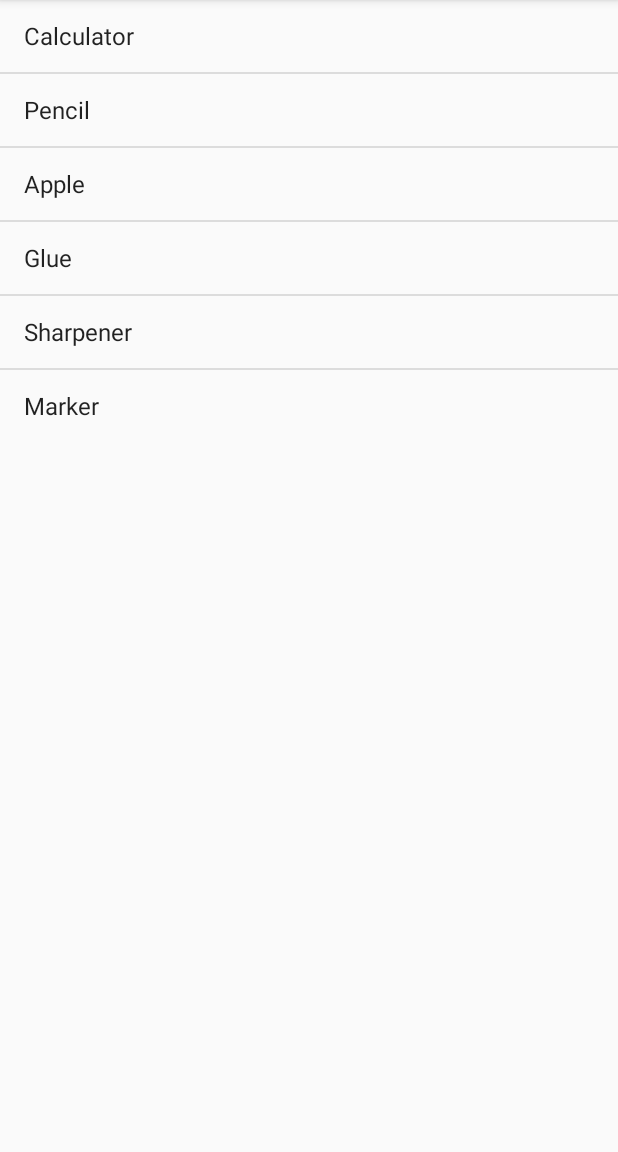
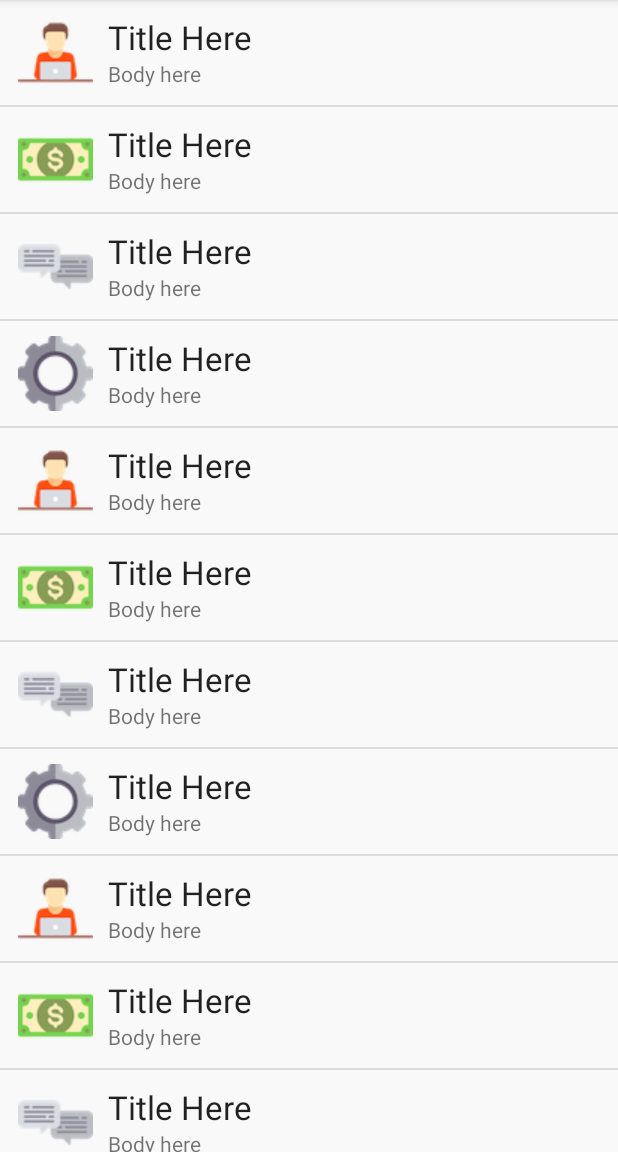
Before and after one commit to lukehalley/Simple-Notebook, an Android app: the screen it shows after launch (MainActivity), on a phone screen of 412 x 824 dp, the part 84-1236 px from its top. Run offline under Robolectric (Android 15) with nearby library versions, the phone set to English and light mode, and no system bars.

Commit message:
List Functionality & Optimisation

```diff
--- a/app/src/main/java/com/lhkstudios/notebook/MainActivityListFragment.java
+++ b/app/src/main/java/com/lhkstudios/notebook/MainActivityListFragment.java
@@ -11,21 +11,60 @@ import android.widget.ArrayAdapter;
 import android.widget.ListView;
 import android.widget.TextView;
 
+import java.util.ArrayList;
+
 /**
  * A simple {@link Fragment} subclass.
  */
 public class MainActivityListFragment extends ListFragment {
 
+
+    private ArrayList<Note> notes;
+    private NoteAdapter noteAdapter;
+
     @Override
     public void onActivityCreated(Bundle savedInstanceState) {
         super.onActivityCreated(savedInstanceState);
 
-        String[] values = new String[]{ "Calculator", "Pencil", "Apple", "Glue", "Sharpener", "Marker"};
+        notes = new ArrayList<Note>();
 
-        ArrayAdapter<String> adapter = new ArrayAdapter<String>(getActivity(),
-                android.R.layout.simple_list_item_1, values );
+            notes.add(new Note("Title Here", "Body here",
+                    Note.Category.PERSONAL));
 
-        setListAdapter(adapter);
+            notes.add(new Note("Title Here", "Body here",
+                    Note.Category.FINANCE));
+
+            notes.add(new Note("Title Here", "Body here",
+                    Note.Category.QUOTE));
+
+            notes.add(new Note("Title Here", "Body here",
+                    Note.Category.TECHNICAL));
+
+            notes.add(new Note("Title Here", "Body here",
+                    Note.Category.PERSONAL));
+
+            notes.add(new Note("Title Here", "Body here",
+                    Note.Category.FINANCE));
+
+            notes.add(new Note("Title Here", "Body here",
+                    Note.Category.QUOTE));
+
+            notes.add(new Note("Title Here", "Body here",
+                    Note.Category.TECHNICAL));
+
+            notes.add(new Note("Title Here", "Body here",
+                    Note.Category.PERSONAL));
+
+            notes.add(new Note("Title Here", "Body here",
+                    Note.Category.FINANCE));
+
+            notes.add(new Note("Title Here", "Body here",
+                    Note.Category.QUOTE));
+
+
+        noteAdapter = new NoteAdapter(getActivity(), notes);
+
+        setListAdapter(noteAdapter);
 
     }
 
--- a/app/src/main/java/com/lhkstudios/notebook/Note.java
+++ b/app/src/main/java/com/lhkstudios/notebook/Note.java
@@ -7,5 +7,69 @@ public class Note {
 
     private String title, message;
     private long noteId, dateCreatedMilli;
+    private Category category;
+
+    public enum Category{PERSONAL, TECHNICAL, QUOTE, FINANCE}
+
+    public Note(String title, String message, Category category)
+    {
+        this.title = title;
+        this.message = message;
+        this.category = category;
+        this.noteId = 0;
+        this.dateCreatedMilli = 0;
+    }
+
+    public Note(String title, String message, Category category, long noteId, long dateCreatedMilli)
+    {
+        this.title = title;
+        this.message = message;
+        this.category = category;
+        this.noteId = noteId;
+        this.dateCreatedMilli = dateCreatedMilli;
+    }
+
+    public String getTitle(){
+        return title;
+    }
+
+    public String getMessage(){
+        return message;
+    }
+
+    public Category getCategory(){
+        return category;
+    }
+
+    public long getDate(){ return dateCreatedMilli; }
+
+    public long getId(){ return noteId; }
+
+    public String toString() {
+        return "ID: " + noteId + " Title: " + title + " Message: "
+                      + message + " IconID " + category.name()
+                      + " Date: ";
+
+    }
+
+    public int getAssociatedDrawable() {
+        return categoryToDrawable(category);
+    }
+
+    public static int categoryToDrawable(Category noteCategory){
+        switch (noteCategory) {
+            case PERSONAL:
+                return R.drawable.personal;
+            case TECHNICAL:
+                return R.drawable.technical;
+            case FINANCE:
+                return R.drawable.finance;
+            case QUOTE:
+                return R.drawable.quote;
+        }
+
+        return R.drawable.personal;
+    }
+
 
 }
--- /dev/null
+++ b/app/src/main/java/com/lhkstudios/notebook/NoteAdapter.java
@@ -0,0 +1,62 @@
+package com.lhkstudios.notebook;
+
+import android.content.Context;
+import android.media.Image;
+import android.view.LayoutInflater;
+import android.view.View;
+import android.view.ViewGroup;
+import android.widget.ArrayAdapter;
+import android.widget.ImageView;
+import android.widget.TextView;
+
+import java.util.ArrayList;
+
+/**
+ * Created by Luke on 22/07/16.
+ */
+
+public class NoteAdapter extends ArrayAdapter<Note> {
+
+    public static class ViewHolder {
+        TextView title;
+        TextView note;
+        ImageView noteIcons;
+    }
+
+    public NoteAdapter(Context context, ArrayList<Note> notes){
+        super(context, 0, notes);
+    }
+
+    @Override
+    public View getView(int position, View convertView, ViewGroup parent){
+
+        Note note = getItem(position);
+
+        ViewHolder viewHolder;
+
+        if (convertView == null) {
+
+            viewHolder = new ViewHolder();
+
+            convertView = LayoutInflater.from(getContext()).inflate(R.layout.list_row, parent, false);
+
+            viewHolder.title = (TextView) convertView.findViewById(R.id.listItemNoteTitle);
+            viewHolder.note = (TextView) convertView.findViewById(R.id.listItemNoteBody);
+            viewHolder.noteIcons = (ImageView) convertView.findViewById(R.id.listItemNoteImg);
+
+            convertView.setTag(viewHolder);
+
+        } else {
+            viewHolder = (ViewHolder) convertView.getTag();
+        }
+
+        viewHolder.title.setText(note.getTitle());
+        viewHolder.note.setText(note.getMessage());
+        viewHolder.noteIcons.setImageResource(note.getAssociatedDrawable());
+
+        return convertView;
+
+    }
+
+
+}
--- a/app/src/main/res/layout/list_row.xml
+++ b/app/src/main/res/layout/list_row.xml
@@ -11,12 +11,12 @@
     <ImageView
         android:layout_width="wrap_content"
         android:layout_height="wrap_content"
-        android:id="@+id/listItemPencilImg"
-        android:src="@drawable/pencil"
+        android:id="@+id/listItemNoteImg"
+        android:src="@drawable/finance"
         android:layout_alignParentTop="true"
         android:layout_alignParentStart="true"
         android:layout_marginStart="12dp"
-        android:layout_marginEnd="15dp"/>
+        android:paddingRight="10dp"/>
 
     <TextView
         android:layout_width="wrap_content"
@@ -24,11 +24,10 @@
         android:textAppearance="?android:textAppearanceLarge"
         android:text="Note Title"
         android:id="@+id/listItemNoteTitle"
-        android:layout_alignParentTop="true"
-        android:layout_toEndOf="@+id/listItemPencilImg"
         android:ellipsize="end"
         android:singleLine="true"
-        android:layout_marginBottom="2dp"/>
+        android:layout_alignParentTop="true"
+        android:layout_toEndOf="@+id/listItemNoteImg" />
 
     <TextView
         android:layout_width="wrap_content"
@@ -37,8 +36,8 @@
         android:id="@+id/listItemNoteBody"
         android:ellipsize="end"
         android:singleLine="true"
-        android:layout_alignBottom="@+id/listItemPencilImg"
-        android:layout_alignStart="@+id/listItemNoteTitle" />
+        android:layout_below="@+id/listItemNoteTitle"
+        android:layout_toEndOf="@+id/listItemNoteImg" />
 
 
 </RelativeLayout>
```
Also changed, not shown: app/src/main/res/drawable/calculator.png (deleted), app/src/main/res/drawable/finance.png (added), app/src/main/res/drawable/fruit.png (deleted), app/src/main/res/drawable/glue.png (deleted), app/src/main/res/drawable/marker.png (deleted), app/src/main/res/drawable/pencil.png (deleted), app/src/main/res/drawable/personal.png (added), app/src/main/res/drawable/quote.png (added), app/src/main/res/drawable/sharpener.png (deleted), app/src/main/res/drawable/technical.png (added).
